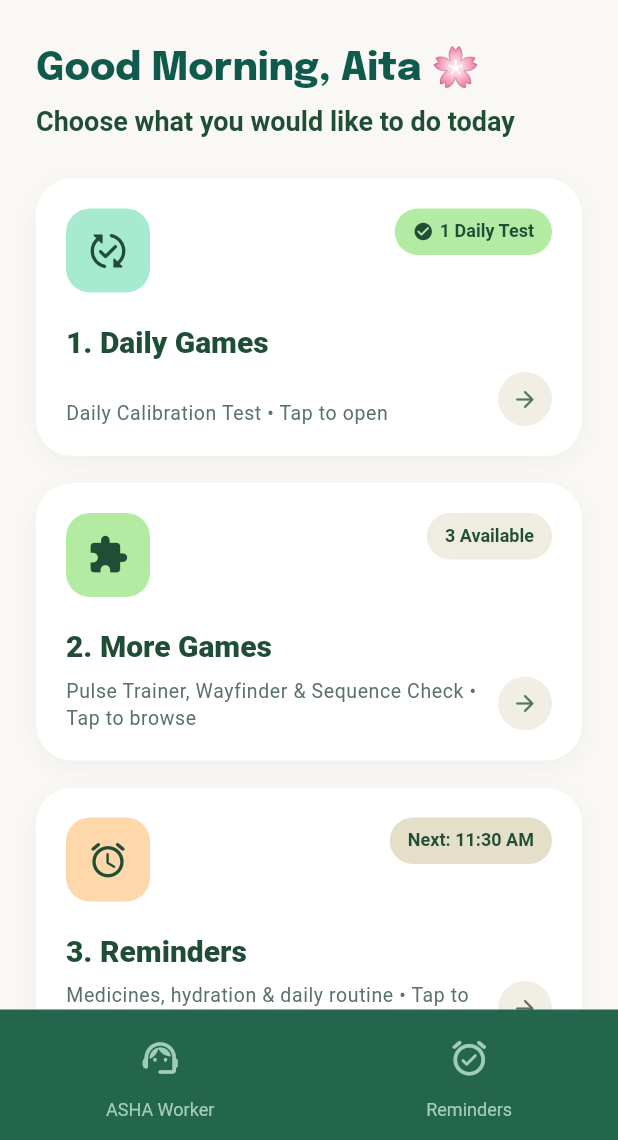
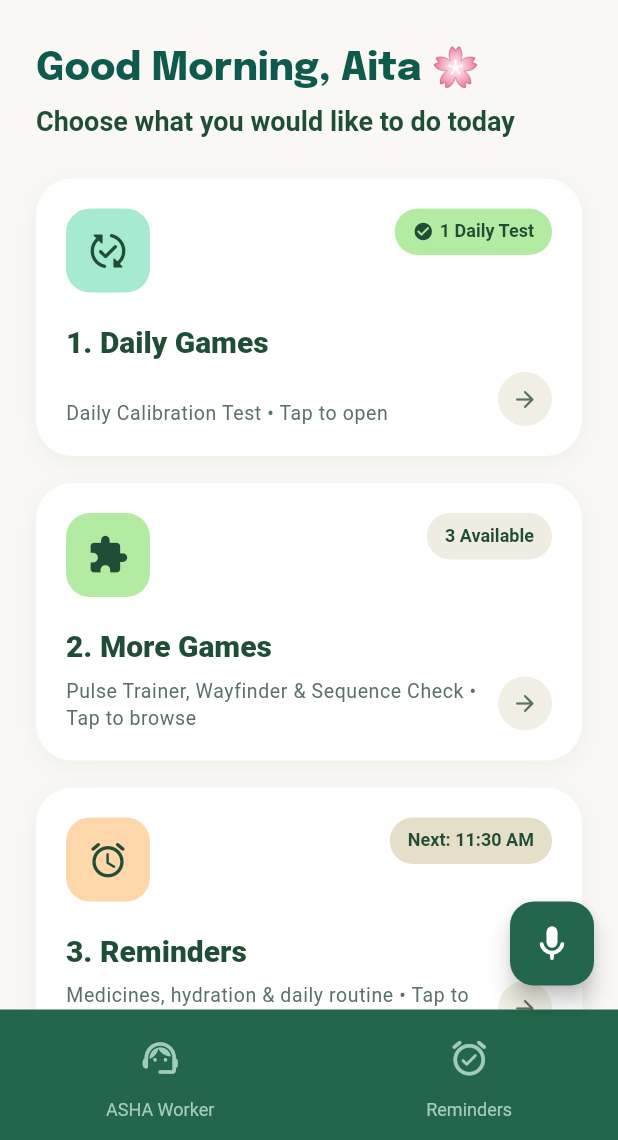
Before and after one commit to aradhyags7/Smriti, a Flutter app: the PatientHomeScreen screen opened by its route, on a phone screen of 412 x 824 dp, the part 96-1236 px from its top. Run offline on Flutter 3.47's test engine with Material 3 defaults, Android fonts, the phone set to English and light mode, and no system bars; our stand-ins replace audioplayers, connectivity_plus, flutter_local_notifications, google_fonts, permission_handler, shared_preferences and 3 more; missing offline and left inert: record, whisper_ggml; accounts and stored records are empty; network calls fail.

Commit message:
feat(integration): embed Voice Assistant in PatientHomeScreen and resolve all analyzer lints

```diff
--- a/frontend/smriti_app/lib/features/patient/patient_home_screen.dart
+++ b/frontend/smriti_app/lib/features/patient/patient_home_screen.dart
@@ -304,6 +304,15 @@ class _PatientHomeScreenState extends State<PatientHomeScreen> {
           ],
         ),
       ),
+      floatingActionButton: FloatingActionButton(
+        heroTag: 'voice_assistant_fab',
+        backgroundColor: const Color(0xFF23654D),
+        tooltip: 'Voice Assistant',
+        onPressed: () {
+          Navigator.pushNamed(context, '/voice-test');
+        },
+        child: const Icon(Icons.mic_rounded, color: Colors.white, size: 28),
+      ),
       // Custom Bottom Navigation Bar matching Image 2
       bottomNavigationBar: Container(
         color: const Color(0xFF23654D),
@@ -424,6 +433,22 @@ class _PatientHomeScreenState extends State<PatientHomeScreen> {
                 _selectedIndex = 2;
               });
               _loadReminders();
+            },
+          ),
+          const SizedBox(height: 18),
+
+          // Card 4: 4. Voice Assistant
+          _buildActivityCard(
+            context: context,
+            iconColor: const Color(0xFFA6EBCF),
+            iconData: Icons.mic_rounded,
+            badgeColor: const Color(0xFFB4EBA3),
+            badgeText: 'Voice AI',
+            badgeIcon: Icons.record_voice_over_rounded,
+            title: '4. Voice Assistant',
+            subtitle: 'Speak to set reminders, check progress, or play games • Tap to talk',
+            onTap: () {
+              Navigator.pushNamed(context, '/voice-test');
             },
           ),
           const SizedBox(height: 32),
--- a/frontend/smriti_app/lib/features/reminders/reminder_notification_service.dart
+++ b/frontend/smriti_app/lib/features/reminders/reminder_notification_service.dart
@@ -152,10 +152,9 @@ class ReminderNotificationService implements IReminderNotificationService {
   ReminderNotificationService({
     INotificationScheduler? scheduler,
     DateTime Function()? clock,
-    tz.Location? location,
+    this._location,
   })  : _scheduler = scheduler ?? DefaultNotificationScheduler(),
-        _clock = clock ?? DateTime.now,
-        _location = location;
+        _clock = clock ?? DateTime.now;
 
   bool get isInitialized => _isInitialized;
 
--- a/frontend/smriti_app/lib/features/reminders/reminder_service.dart
+++ b/frontend/smriti_app/lib/features/reminders/reminder_service.dart
@@ -68,9 +68,8 @@ class ReminderService implements IReminderService {
 
   ReminderService({
     SharedPreferences? prefs,
-    Future<SharedPreferences> Function()? prefsProvider,
-  })  : _injectedPrefs = prefs,
-        _prefsProvider = prefsProvider;
+    this._prefsProvider,
+  })  : _injectedPrefs = prefs;
 
   /// Ensures the service and underlying preferences are loaded.
   @override
```
Also changed, not shown: frontend/smriti_app/lib/features/voice/intent_engine.dart (+14 -12 lines), frontend/smriti_app/lib/features/voice/stt_service.dart (+5 -7 lines), frontend/smriti_app/lib/features/voice/tts_service.dart (+3 -5 lines), 9 other files.
